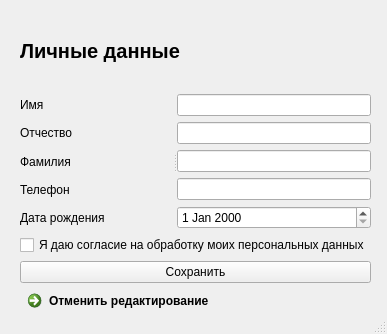
The window that data/etc/EditProfile.ui (Substance-live/Train_application) describes before a commit, drawn with Qt 5.
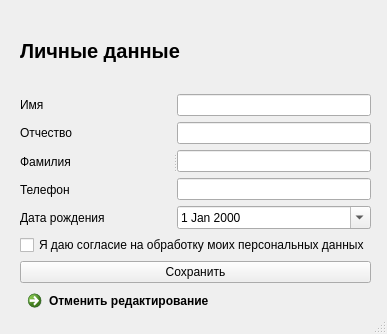
The same window after the commit.

What changed in the file:
```diff
--- a/data/etc/EditProfile.ui
+++ b/data/etc/EditProfile.ui
@@ -115,7 +115,11 @@
            <widget class="QLineEdit" name="lineEdit_4"/>
           </item>
           <item>
-           <widget class="QDateEdit" name="dateEdit"/>
+           <widget class="QDateEdit" name="dateEdit">
+            <property name="calendarPopup">
+             <bool>true</bool>
+            </property>
+           </widget>
           </item>
          </layout>
         </widget>
```
